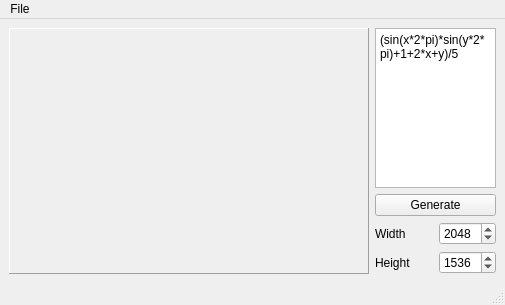
Above: FormulaGen.ui from gnudles/stereograma before the change. Below: the same form after it.
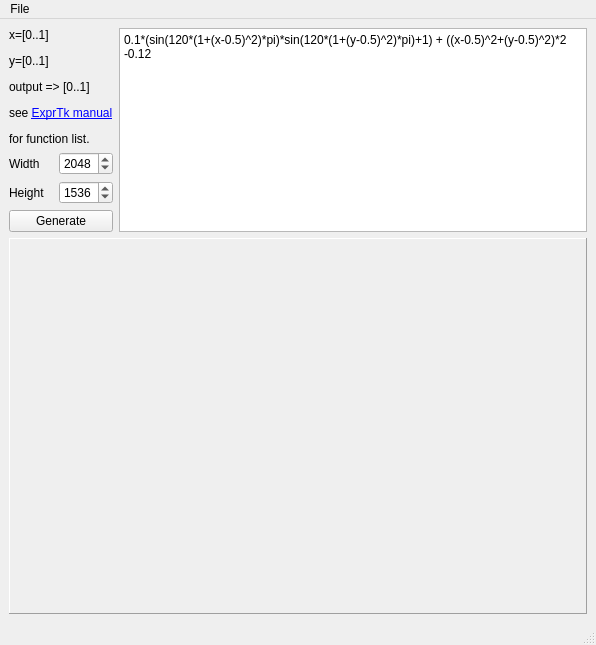
That is the form after the change. Icons and pictures are not drawn.

Commit message: moved to ExprTk in Depth map generation

```diff
--- a/FormulaGen.ui
+++ b/FormulaGen.ui
@@ -6,15 +6,122 @@
    <rect>
     <x>0</x>
     <y>0</y>
-    <width>505</width>
-    <height>305</height>
+    <width>596</width>
+    <height>645</height>
    </rect>
   </property>
   <property name="windowTitle">
    <string>Formula</string>
   </property>
   <widget class="QWidget" name="centralwidget">
-   <layout class="QHBoxLayout" name="horizontalLayout">
+   <layout class="QVBoxLayout" name="verticalLayout_2" stretch="0,1">
+    <item>
+     <layout class="QHBoxLayout" name="horizontalLayout">
+      <item>
+       <layout class="QVBoxLayout" name="verticalLayout">
+        <item>
+         <widget class="QLabel" name="label">
+          <property name="sizePolicy">
+           <sizepolicy hsizetype="Preferred" vsizetype="Fixed">
+            <horstretch>0</horstretch>
+            <verstretch>0</verstretch>
+           </sizepolicy>
+          </property>
+          <property name="text">
+           <string>&lt;html&gt;&lt;head/&gt;&lt;body&gt;&lt;p&gt;x=[0..1]&lt;/p&gt;&lt;p&gt;y=[0..1]&lt;/p&gt;&lt;p&gt;output =&amp;gt; [0..1]&lt;/p&gt;&lt;p&gt;see &lt;a href=&quot;https://github.com/ArashPartow/exprtk&quot;&gt;&lt;span style=&quot; text-decoration: underline; color:#0000ff;&quot;&gt;ExprTk manual&lt;/span&gt;&lt;/a&gt;&lt;/p&gt;&lt;p&gt;for function list.&lt;/p&gt;&lt;/body&gt;&lt;/html&gt;</string>
+          </property>
+          <property name="textFormat">
+           <enum>Qt::RichText</enum>
+          </property>
+          <property name="wordWrap">
+           <bool>true</bool>
+          </property>
+         </widget>
+        </item>
+        <item>
+         <layout class="QHBoxLayout" name="horizontalLayout_2">
+          <item>
+           <widget class="QLabel" name="labelW">
+            <property name="text">
+             <string>Width</string>
+            </property>
+           </widget>
+          </item>
+          <item>
+           <widget class="QSpinBox" name="widthSpin">
+            <property name="maximumSize">
+             <size>
+              <width>90</width>
+              <height>16777215</height>
+             </size>
+            </property>
+            <property name="minimum">
+             <number>64</number>
+            </property>
+            <property name="maximum">
+             <number>4096</number>
+            </property>
+            <property name="value">
+             <number>2048</number>
+            </property>
+           </widget>
+          </item>
+         </layout>
+        </item>
+        <item>
+         <layout class="QHBoxLayout" name="horizontalLayout_3">
+          <item>
+           <widget class="QLabel" name="labelH">
+            <property name="text">
+             <string>Height</string>
+            </property>
+           </widget>
+          </item>
+          <item>
+           <widget class="QSpinBox" name="heightSpin">
+            <property name="maximumSize">
+             <size>
+              <width>90</width>
+              <height>16777215</height>
+             </size>
+            </property>
+            <property name="minimum">
+             <number>64</number>
+            </property>
+            <property name="maximum">
+             <number>4096</number>
+            </property>
+            <property name="value">
+             <number>1536</number>
+            </property>
+           </widget>
+          </item>
+         </layout>
+        </item>
+        <item>
+         <widget class="QPushButton" name="generatePb">
+          <property name="text">
+           <string>Generate</string>
+          </property>
+         </widget>
+        </item>
+       </layout>
+      </item>
+      <item>
+       <widget class="QPlainTextEdit" name="formulaPText">
+        <property name="sizePolicy">
+         <sizepolicy hsizetype="Expanding" vsizetype="Preferred">
+          <horstretch>0</horstretch>
+          <verstretch>0</verstretch>
+         </sizepolicy>
+        </property>
+        <property name="plainText">
+         <string>0.1*(sin(120*(1+(x-0.5)^2)*pi)*sin(120*(1+(y-0.5)^2)*pi)+1) + ((x-0.5)^2+(y-0.5)^2)*2 -0.12</string>
+        </property>
+       </widget>
+      </item>
+     </layout>
+    </item>
     <item>
      <widget class="QLabel" name="imageViewArea">
       <property name="sizePolicy">
@@ -46,84 +153,6 @@
       </property>
      </widget>
     </item>
-    <item>
-     <layout class="QVBoxLayout" name="verticalLayout">
-      <item>
-       <widget class="QPlainTextEdit" name="formulaPText">
-        <property name="plainText">
-         <string>(sin(x*2*pi)*sin(y*2*pi)+1+2*x+y)/5</string>
-        </property>
-       </widget>
-      </item>
-      <item>
-       <widget class="QPushButton" name="generatePb">
-        <property name="text">
-         <string>Generate</string>
-        </property>
-       </widget>
-      </item>
-      <item>
-       <layout class="QHBoxLayout" name="horizontalLayout_2">
-        <item>
-         <widget class="QLabel" name="labelW">
-          <property name="text">
-           <string>Width</string>
-          </property>
-         </widget>
-        </item>
-        <item>
-         <widget class="QSpinBox" name="widthSpin">
-          <property name="maximumSize">
-           <size>
-            <width>90</width>
-            <height>16777215</height>
-           </size>
-          </property>
-          <property name="minimum">
-           <number>64</number>
-          </property>
-          <property name="maximum">
-           <number>4096</number>
-          </property>
-          <property name="value">
-           <number>2048</number>
-          </property>
-         </widget>
-        </item>
-       </layout>
-      </item>
-      <item>
-       <layout class="QHBoxLayout" name="horizontalLayout_3">
-        <item>
-         <widget class="QLabel" name="labelH">
-          <property name="text">
-           <string>Height</string>
-          </property>
-         </widget>
-        </item>
-        <item>
-         <widget class="QSpinBox" name="heightSpin">
-          <property name="maximumSize">
-           <size>
-            <width>90</width>
-            <height>16777215</height>
-           </size>
-          </property>
-          <property name="minimum">
-           <number>64</number>
-          </property>
-          <property name="maximum">
-           <number>4096</number>
-          </property>
-          <property name="value">
-           <number>1536</number>
-          </property>
-         </widget>
-        </item>
-       </layout>
-      </item>
-     </layout>
-    </item>
    </layout>
   </widget>
   <widget class="QMenuBar" name="menubar">
@@ -131,7 +160,7 @@
     <rect>
      <x>0</x>
      <y>0</y>
-     <width>505</width>
+     <width>596</width>
      <height>22</height>
     </rect>
    </property>
```
The commit also changes 2 other files.
